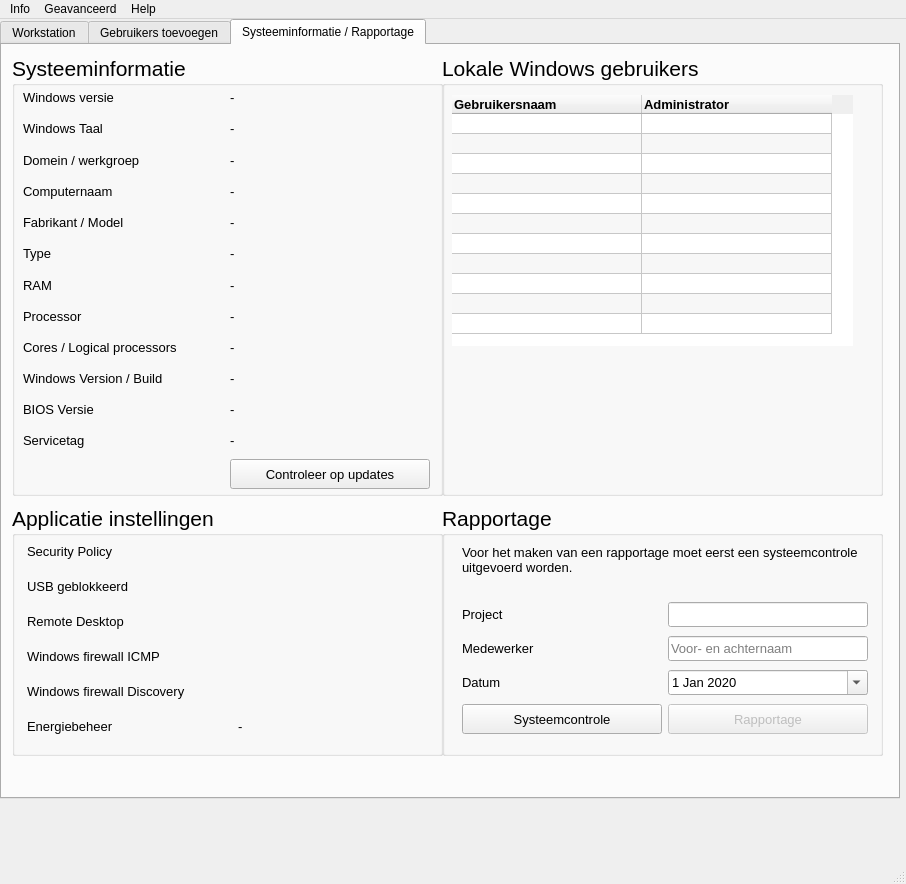
This is src/resources/ui/main_window.ui in jebr/windows-deployment-tool as Qt 5 draws it before an edit. The edited form follows.
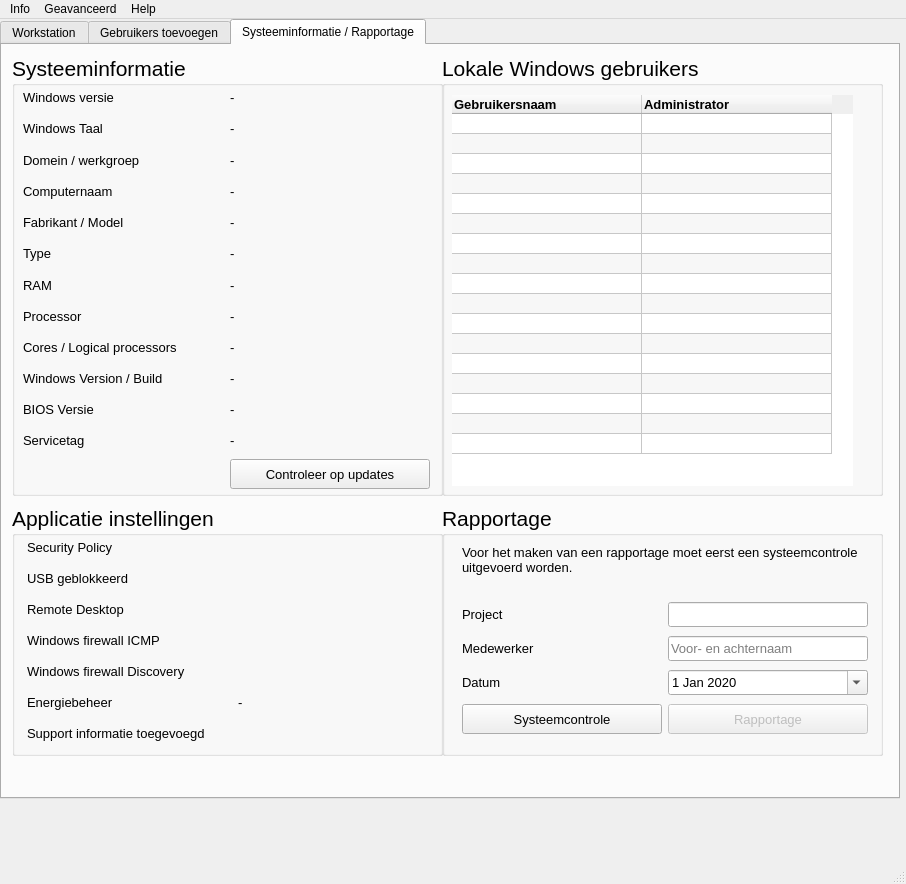
This is the edited form. The open tabs and pages were chosen to show the change. Icons and pictures are not drawn.

Commit message: [New] #18 add support info

What changed in the file:
```diff
--- a/src/resources/ui/main_window.ui
+++ b/src/resources/ui/main_window.ui
@@ -2379,7 +2379,7 @@
          <x>10</x>
          <y>40</y>
          <width>401</width>
-         <height>251</height>
+         <height>391</height>
         </rect>
        </property>
        <property name="sizePolicy">
@@ -2430,7 +2430,7 @@
         <bool>false</bool>
        </property>
        <property name="rowCount">
-        <number>11</number>
+        <number>17</number>
        </property>
        <attribute name="horizontalHeaderDefaultSectionSize">
         <number>190</number>
@@ -2471,6 +2471,36 @@
          <string>New Row</string>
         </property>
        </row>
+       <row>
+        <property name="text">
+         <string>New Row</string>
+        </property>
+       </row>
+       <row>
+        <property name="text">
+         <string>New Row</string>
+        </property>
+       </row>
+       <row>
+        <property name="text">
+         <string>New Row</string>
+        </property>
+       </row>
+       <row>
+        <property name="text">
+         <string>New Row</string>
+        </property>
+       </row>
+       <row>
+        <property name="text">
+         <string>New Row</string>
+        </property>
+       </row>
+       <row>
+        <property name="text">
+         <string>New Row</string>
+        </property>
+       </row>
        <row/>
        <row/>
        <row/>
@@ -2528,7 +2558,7 @@
          <set>AlignCenter</set>
         </property>
        </item>
-       <item row="1" column="0">
+       <item row="8" column="0">
         <property name="text">
          <string/>
         </property>
@@ -2536,7 +2566,7 @@
          <set>AlignCenter</set>
         </property>
        </item>
-       <item row="1" column="1">
+       <item row="8" column="1">
         <property name="text">
          <string/>
         </property>
@@ -2575,7 +2605,7 @@
          <x>10</x>
          <y>30</y>
          <width>371</width>
-         <height>211</height>
+         <height>213</height>
         </rect>
        </property>
        <layout class="QGridLayout" name="gridLayout">
@@ -2969,6 +2999,108 @@
           </property>
          </widget>
         </item>
+        <item row="3" column="1">
+         <widget class="QPushButton" name="pushButton_fw_icmp">
+          <property name="minimumSize">
+           <size>
+            <width>25</width>
+            <height>25</height>
+           </size>
+          </property>
+          <property name="maximumSize">
+           <size>
+            <width>25</width>
+            <height>25</height>
+           </size>
+          </property>
+          <property name="font">
+           <font>
+            <pointsize>10</pointsize>
+           </font>
+          </property>
+          <property name="focusPolicy">
+           <enum>Qt::NoFocus</enum>
+          </property>
+          <property name="text">
+           <string/>
+          </property>
+          <property name="iconSize">
+           <size>
+            <width>16</width>
+            <height>16</height>
+           </size>
+          </property>
+          <property name="flat">
+           <bool>true</bool>
+          </property>
+         </widget>
+        </item>
+        <item row="6" column="0">
+         <widget class="QLabel" name="l_energie_settings_2">
+          <property name="sizePolicy">
+           <sizepolicy hsizetype="Fixed" vsizetype="Fixed">
+            <horstretch>200</horstretch>
+            <verstretch>25</verstretch>
+           </sizepolicy>
+          </property>
+          <property name="minimumSize">
+           <size>
+            <width>200</width>
+            <height>25</height>
+           </size>
+          </property>
+          <property name="maximumSize">
+           <size>
+            <width>200</width>
+            <height>25</height>
+           </size>
+          </property>
+          <property name="font">
+           <font>
+            <pointsize>10</pointsize>
+           </font>
+          </property>
+          <property name="text">
+           <string>Support informatie toegevoegd</string>
+          </property>
+         </widget>
+        </item>
+        <item row="6" column="1">
+         <widget class="QPushButton" name="pushButton_add_oem_info_check">
+          <property name="minimumSize">
+           <size>
+            <width>25</width>
+            <height>25</height>
+           </size>
+          </property>
+          <property name="maximumSize">
+           <size>
+            <width>25</width>
+            <height>25</height>
+           </size>
+          </property>
+          <property name="font">
+           <font>
+            <pointsize>10</pointsize>
+           </font>
+          </property>
+          <property name="focusPolicy">
+           <enum>Qt::NoFocus</enum>
+          </property>
+          <property name="text">
+           <string/>
+          </property>
+          <property name="iconSize">
+           <size>
+            <width>16</width>
+            <height>16</height>
+           </size>
+          </property>
+          <property name="flat">
+           <bool>true</bool>
+          </property>
+         </widget>
+        </item>
        </layout>
       </widget>
      </widget>
```
Left out of the diff: 130 changed lines with no effect on the pictures. The commit also changes 3 other files.
